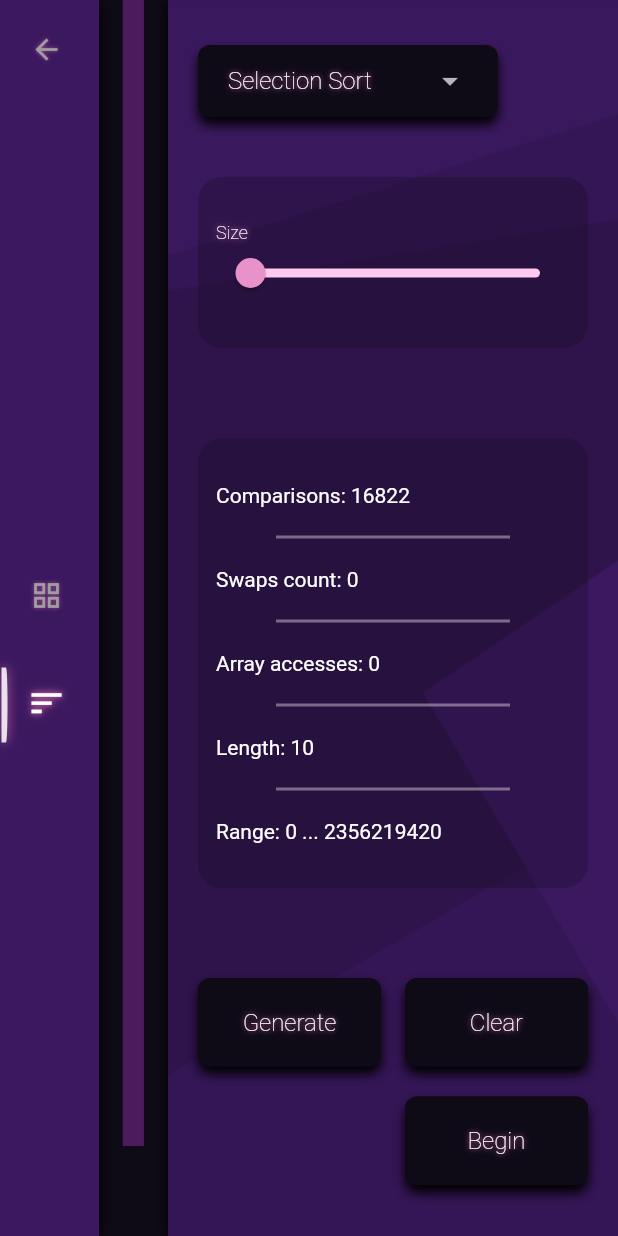
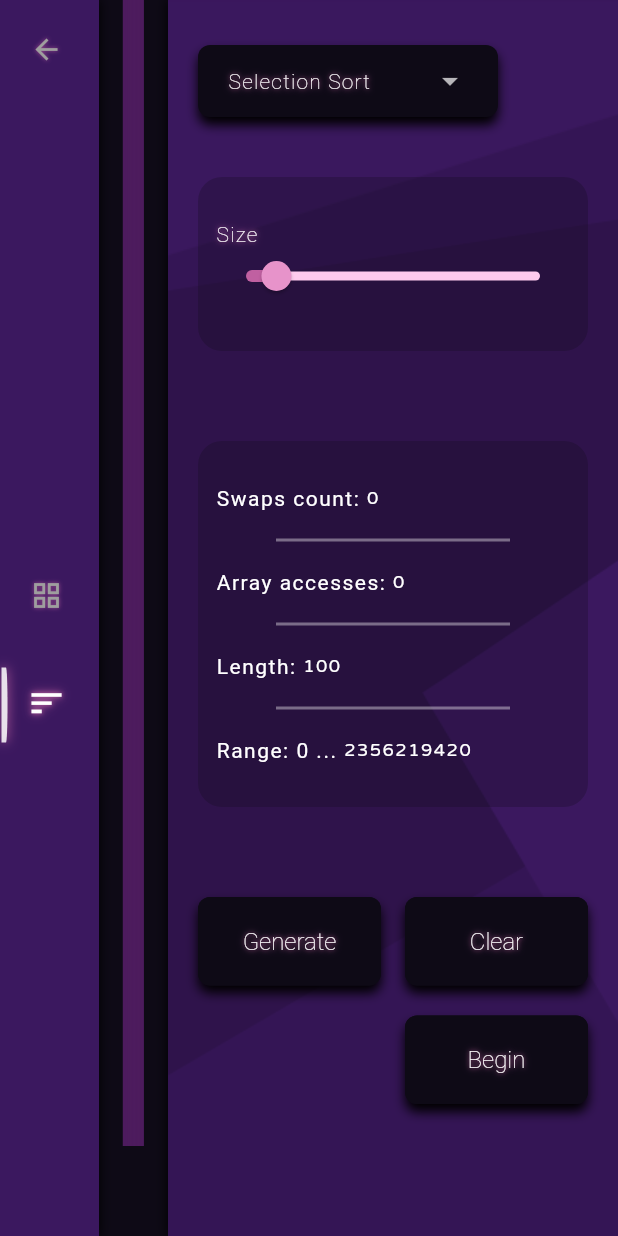
Before and after one commit to Ehab-24/algo-visualizer, a Flutter app: the screen it shows after launch, after a tap on "Pathfinding", after a tap on the "sort" icon, on a phone screen of 412 x 824 dp. Run offline on Flutter 3.47's test engine with Material 2 defaults, Android fonts, the phone set to English and light mode, and no system bars.

Commit message:
All done

```diff
--- a/lib/Globals/styles.dart
+++ b/lib/Globals/styles.dart
@@ -2,14 +2,24 @@ import 'package:algo_visualizer/Globals/constants.dart';
 import 'package:flutter/material.dart';
 
 class Styles {
-  static TextStyle neon([double size = 16]) => TextStyle(
+  static TextStyle neon([double size = 14]) => TextStyle(
     color: Colors.white,
     fontWeight: FontWeight.w100,
     fontSize: size,
+    letterSpacing: 0.8,
     shadows: List<Shadow>.generate(
       3,
       (i) =>
           Shadow(color: secondary, blurRadius: i * 3),
     ).toList(),
   );
+  static const TextStyle b4 = TextStyle(
+    fontSize: 14,
+    letterSpacing: 1.0,
+  );
+  static const TextStyle b3 = TextStyle(
+    fontSize: 12,
+    letterSpacing: 1.0,
+    fontFamily: 'VarelaRound'
+  );
 }
--- a/lib/Providers/ArrayProvider.dart
+++ b/lib/Providers/ArrayProvider.dart
@@ -75,12 +75,11 @@ class ArrayPr extends ChangeNotifier {
   }
 
   Future<void> _getHappy() async {
-    double duration;
     int length = _array.length;
     for (int i = 0; i < length; i++) {
       _array[i].markAsHappy();
 
-      await Future.delayed(Duration(microseconds: (length * 0.2).round()));
+      await Future.delayed(Duration(milliseconds: (1/length).round()));
       notifyListeners();
     }
   }
--- a/lib/Providers/GridProvider.dart
+++ b/lib/Providers/GridProvider.dart
@@ -24,6 +24,7 @@ class GridPr extends ChangeNotifier {
 
   /*  ~ ~ ~ ~ ~ ~ ~ ~ ~ ~ ~ ~ ~ ~ ~ ~ ~ ~ ~ ~ ~ ~ ~ ~ ~ ~ ~ ~ FEILDS ~ ~ ~ ~ ~ ~ ~ ~ ~ ~ ~ ~ ~ ~ ~ ~ ~ ~ ~ ~ ~ ~  */
 
+  int _openedNodes = 0;
   double _totalCost = 0.0, _totalFCost = 0.0;
   GridNode? _startingNode, _target;
   final HashSet<GridNode> _closed = HashSet<GridNode>();
@@ -36,7 +37,8 @@ class GridPr extends ChangeNotifier {
   String get algoType => _algoType;
 
   int get visitedNodes => _closed.length;
-  int get openedNodes => _opened.length;
+  int get openedNodes => _openedNodes;
+
   int get rows => grid.length;
   int get cols => grid[0].length;
 
@@ -49,6 +51,7 @@ class GridPr extends ChangeNotifier {
   bool get isFastMode => _animateMode == AnimateMode.fast;
   bool get isNormalMode => _animateMode == AnimateMode.normal;
   bool get isSlowMode => _animateMode == AnimateMode.slow;
+  bool get isCleared => _closed.isEmpty;
 
   GridNode get startingNode => _startingNode!;
   GridNode get target => _target!;
@@ -118,8 +121,8 @@ class GridPr extends ChangeNotifier {
   }
 
   void clear() {
+    _clearAttributes();
     for (var list in grid) {
-      _clearAttributes();
       for (GridNode node in list) {
         if (node.isTraversable && !(node.isStarting || node.isTarget)) {
           node.markAsBasic();
@@ -198,7 +201,7 @@ class GridPr extends ChangeNotifier {
   }
 
   Future<void> findTarget(String type) async {
-    if(_closed.isNotEmpty) {
+    if (!isCleared) {
       clear();
     }
     switch (type) {
@@ -226,8 +229,6 @@ class GridPr extends ChangeNotifier {
 
   /*  ~ ~ ~ ~ ~ ~ ~ ~ ~ ~ ~ ~ ~ ~ ~ ~ ~ ~ ~ ~ ~ ~ ~ ~ ~ PRIVATE METHODS ~ ~ ~ ~ ~ ~ ~ ~ ~ ~ ~ ~ ~ ~ ~ ~ ~ ~ ~ ~ ~ ~  */
 
-  GridNode _getNode(Pos pos) => grid[pos.y][pos.x];
-
   Future<void> _delay() async {
     if (_animateMode != AnimateMode.live) {
       await Future.delayed(_duration);
@@ -235,11 +236,17 @@ class GridPr extends ChangeNotifier {
   }
 
   void _setStartingNode(int r, int c) {
+    if(!isCleared) {
+      clear();
+    }
     _startingNode = grid[r][c];
     _startingNode!.setState(GridNodeState.starting);
   }
 
   void _setTarget(int r, int c) {
+    if(!isCleared) {
+      clear();
+    }
     _target = grid[r][c];
     _target!.setState(GridNodeState.target);
   }
@@ -247,6 +254,7 @@ class GridPr extends ChangeNotifier {
   void _clearAttributes() {
     _opened.clear();
     _closed.clear();
+    _openedNodes = 0;
     _totalCost = _totalFCost = 0.0;
   }
 
@@ -337,10 +345,11 @@ class GridPr extends ChangeNotifier {
         }
 
         _opened.add(node);
+        node.markAsOpened();
         _closed.add(node);
-        node.markAsClosed();
       }
       await _delay();
+      _openedNodes = _opened.length;
       notifyListeners();
 
       current.markAsClosed();
@@ -380,35 +389,35 @@ class GridPr extends ChangeNotifier {
     }
   }
 
-  Future<void> _checkNeighbour(
-      GridNode current, Pos pos, PriorityQueue<GridNode> pq) async {
-    if (!_isValidIndex(pos)) {
-      return;
-    }
-    final node = _getNode(pos);
-    if (!_closed.contains(node) && node.isTraversable) {
-      bool isPresent1 = _opened.contains(node);
-      if (!isPresent1) {
-        node.setH(target.pos);
-      }
+  // Future<void> _checkNeighbour(
+  //     GridNode current, Pos pos, PriorityQueue<GridNode> pq) async {
+  //   if (!_isValidIndex(pos)) {
+  //     return;
+  //   }
+  //   final node = _getNode(pos);
+  //   if (!_closed.contains(node) && node.isTraversable) {
+  //     bool isPresent1 = _opened.contains(node);
+  //     if (!isPresent1) {
+  //       node.setH(target.pos);
+  //     }
 
-      double newGCost = current.G + current.dist(node);
-      double newFCost = newGCost + node.H;
+  //     double newGCost = current.G + current.dist(node);
+  //     double newFCost = newGCost + node.H;
 
-      if (!isPresent1 || newFCost < node.Fcost) {
-        node.G = newGCost;
-        node.parent = current;
+  //     if (!isPresent1 || newFCost < node.Fcost) {
+  //       node.G = newGCost;
+  //       node.parent = current;
 
-        if (!isPresent1) {
-          _opened.add(node);
-          pq.add(node);
-          node.markAsOpened();
+  //       if (!isPresent1) {
+  //         _opened.add(node);
+  //         pq.add(node);
+  //         node.markAsOpened();
 
-          await _delay();
-        }
-      }
-    }
-  }
+  //         await _delay();
+  //       }
+  //     }
+  //   }
+  // }
 
   // Future<void> _checkNeighboursForDiagonalMove(
   //     GridNode current, Pos dp, PriorityQueue<GridNode> pq) async {
@@ -549,6 +558,7 @@ class GridPr extends ChangeNotifier {
             _opened.add(node);
             node.markAsOpened();
 
+            _openedNodes = _opened.length;
             await _delay();
           }
         }
@@ -593,6 +603,7 @@ class GridPr extends ChangeNotifier {
 
         if (!pq.contains(node)) {
           pq.add(node);
+          _openedNodes = pq.length;
           _opened.remove(node);
         }
       }
--- a/lib/UI/Helpers/Slider.dart
+++ b/lib/UI/Helpers/Slider.dart
@@ -29,7 +29,7 @@ class MSlider extends StatelessWidget {
             children: [
               Text(
                 label,
-                style: Styles.neon(12),
+                style: Styles.neon(),
               ),
               SliderTheme(
                 data: SliderTheme.of(context).copyWith(
--- a/lib/UI/HomeScreen/BodyHome.dart
+++ b/lib/UI/HomeScreen/BodyHome.dart
@@ -1,4 +1,3 @@
-
 import 'dart:ui';
 
 import 'package:algo_visualizer/Globals/constants.dart';
@@ -10,9 +9,7 @@ import '../../Providers/ScreenProvider.dart';
 import '../Helpers/Buttons.dart';
 import '../Helpers/CurvedPainter.dart';
 
-
 ValueNotifier<bool> isScreenHovering = ValueNotifier<bool>(false);
-
 
 class BodyHome extends StatefulWidget {
   const BodyHome({super.key});
@@ -32,7 +29,6 @@ class _BodyHomeState extends State<BodyHome> {
 
   @override
   Widget build(BuildContext context) {
-
     final h = screenHeight(context);
     final w = screenWidth(context);
     return SingleChildScrollView(
@@ -42,19 +38,33 @@ class _BodyHomeState extends State<BodyHome> {
           space120v,
           const Text(
             'Welcome!',
-            style: TextStyle(color: Colors.white, fontSize: 28, fontWeight: FontWeight.bold),
+            style: TextStyle(
+              color: Colors.white,
+              fontSize: 32,
+              fontFamily: 'VarelaRound',
+            ),
             textAlign: TextAlign.center,
           ),
-          SizedBox(height: h * 0.1,),
+          SizedBox(
+            height: h * 0.1,
+          ),
           SizedBox(
             width: w * 0.6,
             child: const Text(
               'Learn famous sorting and pathfinding algorithms with interactive animations and well documented explanations.',
-              style: TextStyle(color: Colors.white, fontSize: 14, letterSpacing: 1.0),
+              style: TextStyle(
+                fontFamily: 'Farsan',
+                color: Colors.white,
+                fontSize: 18,
+                wordSpacing: 1.5,
+                letterSpacing: 1.5,
+              ),
               textAlign: TextAlign.center,
             ),
           ),
-          SizedBox(height: h * 0.1,),
+          SizedBox(
+            height: h * 0.1,
+          ),
           Row(
             mainAxisAlignment: MainAxisAlignment.center,
             children: [
@@ -73,16 +83,16 @@ class _BodyHomeState extends State<BodyHome> {
               ),
             ],
           ),
-          SizedBox(height: h * 0.25),
+          // SizedBox(height: h * 0.25),
 
-          CustomPaint(
-            size: Size(w, 300),
-            painter: CurvedPainter(primary),
-          ),
-          Container(
-            height: 300,
-            color: primary,
-          ),
+          // CustomPaint(
+          //   size: Size(w, 300),
+          //   painter: CurvedPainter(primary),
+          // ),
+          // Container(
+          //   height: 300,
+          //   color: primary,
+          // ),
 
           // // CustomPaint(
           // //   size: Size(w, 300),
--- a/lib/UI/PathfindingScreen/SideBarPathfinding.dart
+++ b/lib/UI/PathfindingScreen/SideBarPathfinding.dart
@@ -49,12 +49,8 @@ class _Properties extends StatelessWidget {
   Widget build(BuildContext context) {
     final double cost =
         context.select<GridPr, double>((GridPr gridPr) => gridPr.totalCost);
-    final double Fcost =
-        context.select<GridPr, double>((GridPr gridPr) => gridPr.totalFCost);
     final int visitedNodes =
         context.select<GridPr, int>((GridPr gridPr) => gridPr.visitedNodes);
-    final int openedNodes =
-        context.select<GridPr, int>((GridPr gridPr) => gridPr.openedNodes);
 
     const Divider divider = Divider(
       color: Colors.white38,
@@ -68,25 +64,22 @@ class _Properties extends StatelessWidget {
       padding: const EdgeInsets.symmetric(horizontal: 12, vertical: 30),
       decoration: Decorations.sideBarContainers,
       child: Column(
-        crossAxisAlignment: CrossAxisAlignment.stretch,
         children: [
           const _RowsAndCols(),
           divider,
           Row(
-            mainAxisAlignment: MainAxisAlignment.spaceBetween,
+            mainAxisAlignment: MainAxisAlignment.center,
             children: [
-              Text('Opened nodes: $openedNodes'),
-              space10v,
-              Text('Visited nodes: $visitedNodes'),
+              const Text('Visited nodes: ', style: Styles.b4,),
+              Text(visitedNodes.toString(), style: Styles.b3,),
             ],
           ),
           divider,
           Row(
-            mainAxisAlignment: MainAxisAlignment.spaceBetween,
+            mainAxisAlignment: MainAxisAlignment.center,
             children: [
-              Text('Total F_cost: ${Fcost.toStringAsFixed(1)}'),
-              space10v,
-              Text('Total Cost: ${cost.toStringAsFixed(1)}'),
+              const Text('Total Cost: ', style: Styles.b4,),
+              Text(cost.toStringAsFixed(1), style: Styles.b3,),
             ],
           ),
         ],
@@ -111,9 +104,19 @@ class _RowsAndCols extends StatelessWidget {
                 return Row(
                   mainAxisAlignment: MainAxisAlignment.spaceBetween,
                   children: [
-                    Text('Columns: $cols'),
+                    Row(
+                      children: [
+                        const Text('Columns: ', style: Styles.b4,),
+                        Text(cols.toString(), style: Styles.b3,),
+                      ],
+                    ),
                     space10v,
-                    Text('Rows: $rows'),
+                    Row(
+                      children: [
+                        const Text('Rows: ', style: Styles.b4,),
+                        Text(rows.toString(), style: Styles.b3,),
+                      ],
+                    ),
                   ],
                 );
               });
--- a/lib/UI/SortingScreen/ArrayVisualizer.dart
+++ b/lib/UI/SortingScreen/ArrayVisualizer.dart
@@ -1,4 +1,4 @@
-import 'package:algo_visualizer/Classes/ArrayElement.dart';
+
 import 'package:algo_visualizer/Globals/constants.dart';
 import 'package:flutter/material.dart';
 import 'package:provider/provider.dart';
--- a/lib/UI/SortingScreen/SideBarSorting.dart
+++ b/lib/UI/SortingScreen/SideBarSorting.dart
@@ -5,12 +5,13 @@ import 'package:flutter/material.dart';
 import 'package:provider/provider.dart';
 
 import '../../Globals/constants.dart';
+import '../../Globals/styles.dart';
 import '../../Providers/ArrayProvider.dart';
 import '../Helpers/Buttons.dart';
 import '../Helpers/Slider.dart';
 import '../Helpers/DropdownButton.dart';
 
-ValueNotifier<int> _size = ValueNotifier(10);
+ValueNotifier<int> _size = ValueNotifier(100);
 String sortType = 'selection';
 
 class SideBarSorting extends StatefulWidget {
@@ -68,15 +69,35 @@ class _Properties extends StatelessWidget {
         child: Column(
           crossAxisAlignment: CrossAxisAlignment.stretch,
           children: [
-            Text('Comparisons: 16822'),
+            // Text('Comparisons: 16822'),
+            // divider,
+            Row(
+              children: [
+                const Text('Swaps count: ', style: Styles.b4,),
+                Text('$swapsCount', style: Styles.b3,),
+              ],
+            ),
             divider,
-            Text('Swaps count: $swapsCount'),
+            Row(
+              children: [
+                const Text('Array accesses: ', style: Styles.b4,),
+                Text('$arrayAccesses', style: Styles.b3,),
+              ],
+            ),
             divider,
-            Text('Array accesses: $arrayAccesses'),
+            Row(
+              children: [
+                const Text('Length: ', style: Styles.b4,),
+                Text('$length', style: Styles.b3,),
+              ],
+            ),
             divider,
-            Text('Length: $length'),
-            divider,
-            Text('Range: 0 ... $max'),
+            Row(
+              children: [
+                const Text('Range: 0 ... ', style: Styles.b4,),
+                Text('$max', style: Styles.b3,),
+              ],
+            ),
           ],
         ),
       ),
@@ -136,10 +157,10 @@ class _ActionsState extends State<_Actions> {
                 value: 'cocktail',
                 child: Text('Cocktail Sort'),
               ),
-              DropdownMenuItem(
-                value: 'merge',
-                child: Text('Merge Sort'),
-              ),
+              // DropdownMenuItem(
+              //   value: 'merge',
+              //   child: Text('Merge Sort'),
+              // ),
             ],
           ),
           space40v,
```
Also changed, not shown: pubspec.yaml (+20 -14 lines), assets/fonts/Farsan-Regular.ttf (added), assets/fonts/VarelaRound-Regular.ttf (added), assets/images/splash-web.png (added), 1 other file.
